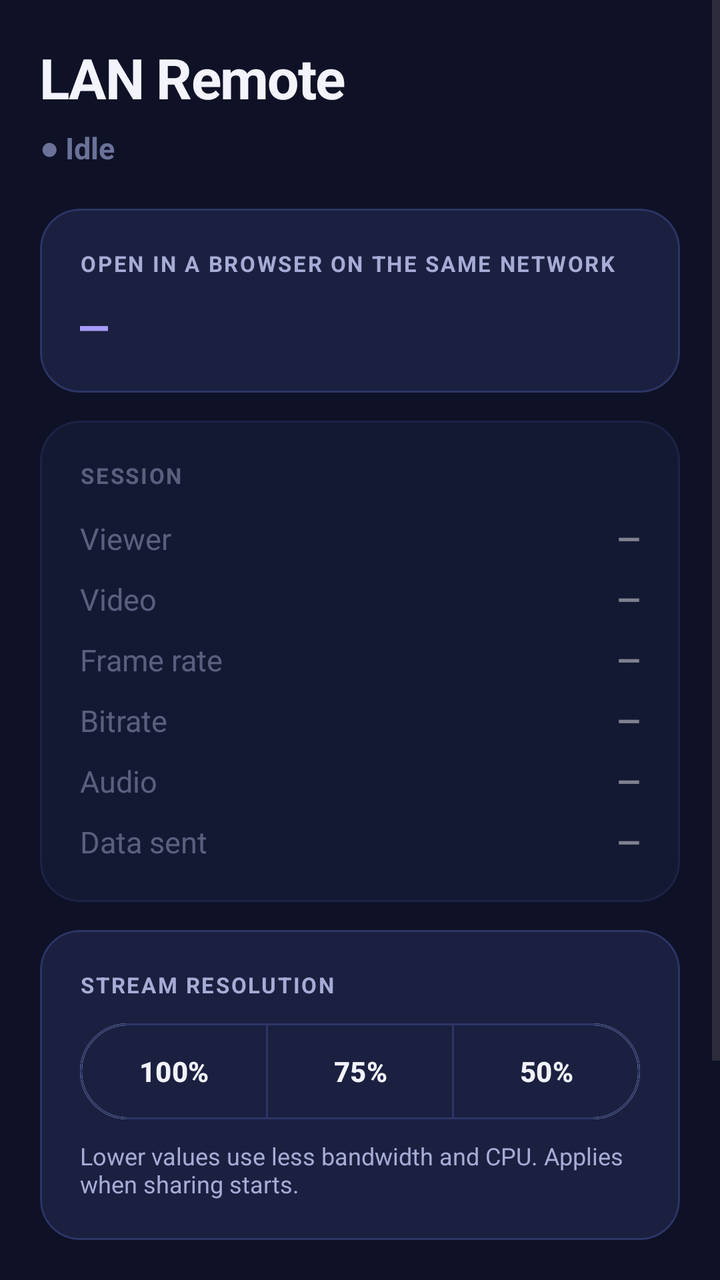
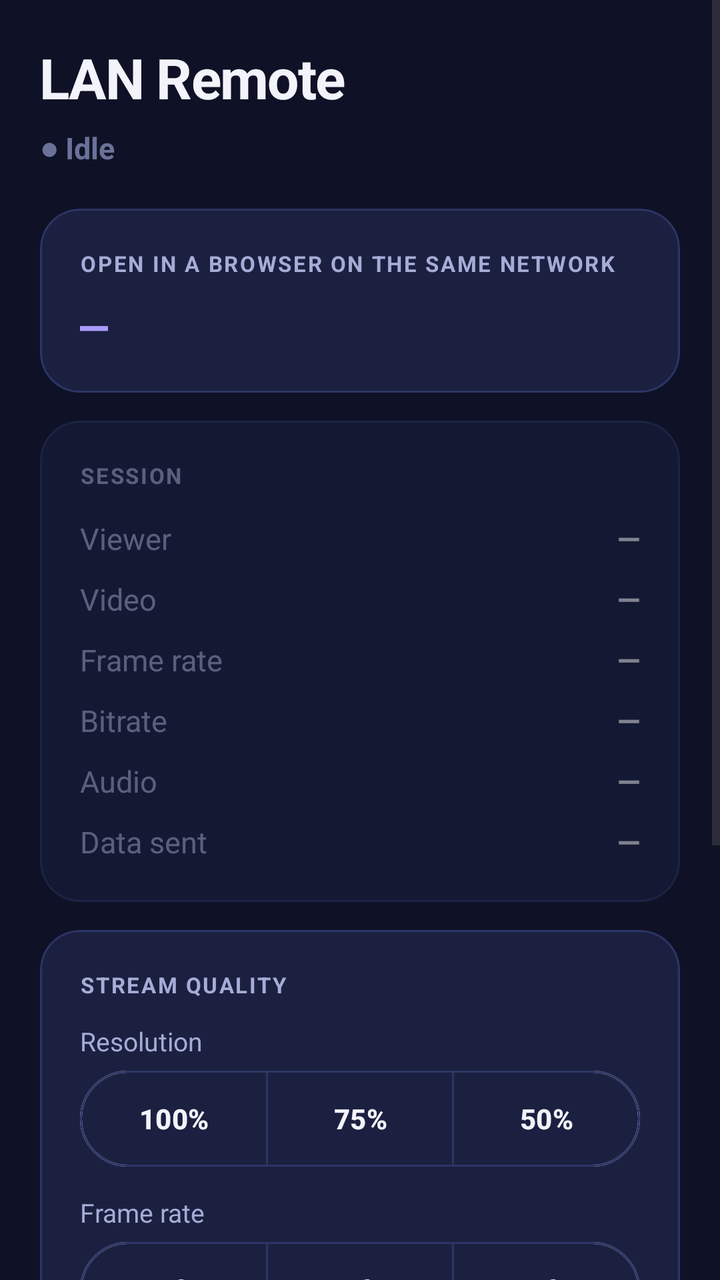

An Android layout rendered at two revisions. The XML below is the earlier revision; the diff shows what the commit changed to produce the second picture.
<!-- AndroidManifest.xml: application theme Theme.Material3.DayNight.NoActionBar -->
<!-- res/layout/activity_main.xml -->
<?xml version="1.0" encoding="utf-8"?>
<ScrollView xmlns:android="http://schemas.android.com/apk/res/android"
    xmlns:app="http://schemas.android.com/apk/res-auto"
    android:layout_width="match_parent"
    android:layout_height="match_parent"
    android:fillViewport="true"
    android:fitsSystemWindows="true"
    android:background="@color/bg">

    <LinearLayout
        android:layout_width="match_parent"
        android:layout_height="wrap_content"
        android:orientation="vertical"
        android:padding="20dp">

        
        <TextView
            android:layout_width="wrap_content"
            android:layout_height="wrap_content"
            android:text="LAN Remote"
            android:textColor="@color/text_primary"
            android:textSize="28sp"
            android:textStyle="bold"
            android:letterSpacing="-0.02" />

        <TextView
            android:id="@+id/status"
            android:layout_width="wrap_content"
            android:layout_height="wrap_content"
            android:layout_marginTop="6dp"
            android:text="● Idle"
            android:textColor="@color/idle"
            android:textSize="15sp"
            android:textStyle="bold" />

        
        <com.google.android.material.card.MaterialCardView
            android:id="@+id/controlWarn"
            android:layout_width="match_parent"
            android:layout_height="wrap_content"
            android:layout_marginTop="16dp"
            android:visibility="gone"
            app:cardBackgroundColor="#2A2410"
            app:cardCornerRadius="16dp"
            app:cardElevation="0dp"
            app:strokeColor="@color/warn"
            app:strokeWidth="1dp">

            <LinearLayout
                android:layout_width="match_parent"
                android:layout_height="wrap_content"
                android:orientation="vertical"
                android:padding="18dp">

                <TextView
                    android:layout_width="match_parent"
                    android:layout_height="wrap_content"
                    android:text="⚠ Remote control is off"
                    android:textColor="@color/warn"
                    android:textSize="16sp"
                    android:textStyle="bold" />

                <TextView
                    android:layout_width="match_parent"
                    android:layout_height="wrap_content"
                    android:layout_marginTop="6dp"
                    android:text="You'll see the screen but taps and typing won't work. Turn on the LAN Remote accessibility service to enable control."
                    android:textColor="@color/text_secondary"
                    android:textSize="13sp" />

                <com.google.android.material.button.MaterialButton
                    android:id="@+id/enableControlBtn"
                    android:layout_width="wrap_content"
                    android:layout_height="wrap_content"
                    android:layout_marginTop="12dp"
                    android:text="Enable control"
                    android:textColor="#1A1400"
                    android:textStyle="bold"
                    app:cornerRadius="12dp"
                    app:backgroundTint="@color/warn" />
            </LinearLayout>
        </com.google.android.material.card.MaterialCardView>

        
        <com.google.android.material.card.MaterialCardView
            android:id="@+id/connectionCard"
            android:layout_width="match_parent"
            android:layout_height="wrap_content"
            android:layout_marginTop="20dp"
            app:cardBackgroundColor="@color/card"
            app:cardCornerRadius="20dp"
            app:cardElevation="0dp"
            app:strokeColor="@color/card_stroke"
            app:strokeWidth="1dp">

            <LinearLayout
                android:layout_width="match_parent"
                android:layout_height="wrap_content"
                android:orientation="vertical"
                android:gravity="center_horizontal"
                android:padding="20dp">

                <TextView
                    android:layout_width="match_parent"
                    android:layout_height="wrap_content"
                    android:text="OPEN IN A BROWSER ON THE SAME NETWORK"
                    android:textColor="@color/text_secondary"
                    android:textSize="11sp"
                    android:textStyle="bold"
                    android:letterSpacing="0.08" />

                <TextView
                    android:id="@+id/url"
                    android:layout_width="match_parent"
                    android:layout_height="wrap_content"
                    android:layout_marginTop="8dp"
                    android:text="—"
                    android:textColor="@color/accent_soft"
                    android:textSize="22sp"
                    android:textStyle="bold"
                    android:fontFamily="monospace"
                    android:autoLink="none" />

                <TextView
                    android:id="@+id/warn"
                    android:layout_width="match_parent"
                    android:layout_height="wrap_content"
                    android:layout_marginTop="8dp"
                    android:textColor="@color/warn"
                    android:textSize="13sp"
                    android:visibility="gone" />

                <ImageView
                    android:id="@+id/qr"
                    android:layout_width="200dp"
                    android:layout_height="200dp"
                    android:layout_marginTop="18dp"
                    android:background="#FFFFFF"
                    android:padding="8dp"
                    android:visibility="gone"
                    android:contentDescription="Connection QR code" />

                <TextView
                    android:id="@+id/qrHint"
                    android:layout_width="wrap_content"
                    android:layout_height="wrap_content"
                    android:layout_marginTop="10dp"
                    android:text="Scan to connect"
                    android:textColor="@color/text_secondary"
                    android:textSize="12sp"
                    android:visibility="gone" />

                <com.google.android.material.button.MaterialButton
                    android:id="@+id/shareBtn"
                    android:layout_width="wrap_content"
                    android:layout_height="wrap_content"
                    android:layout_marginTop="16dp"
                    android:text="Share link"
                    android:textColor="@color/text_primary"
                    android:textStyle="bold"
                    android:visibility="gone"
                    app:cornerRadius="12dp"
                    app:backgroundTint="@color/card_stroke"
                    app:icon="@android:drawable/ic_menu_share"
                    app:iconTint="@color/accent_soft" />
            </LinearLayout>
        </com.google.android.material.card.MaterialCardView>

        
        <com.google.android.material.card.MaterialCardView
            android:id="@+id/statsCard"
            android:layout_width="match_parent"
            android:layout_height="wrap_content"
            android:layout_marginTop="14dp"
            android:alpha="0.5"
            app:cardBackgroundColor="@color/card"
            app:cardCornerRadius="20dp"
            app:cardElevation="0dp"
            app:strokeColor="@color/card_stroke"
            app:strokeWidth="1dp">

            <LinearLayout
                android:layout_width="match_parent"
                android:layout_height="wrap_content"
                android:orientation="vertical"
                android:padding="20dp">

                <TextView
                    android:layout_width="match_parent"
                    android:layout_height="wrap_content"
                    android:text="SESSION"
                    android:textColor="@color/text_secondary"
                    android:textSize="11sp"
                    android:textStyle="bold"
                    android:letterSpacing="0.08" />

                
                <LinearLayout android:layout_width="match_parent" android:layout_height="wrap_content"
                    android:orientation="horizontal" android:layout_marginTop="14dp">
                    <TextView android:layout_width="0dp" android:layout_height="wrap_content" android:layout_weight="1"
                        android:text="Viewer" android:textColor="@color/text_secondary" android:textSize="15sp" />
                    <TextView android:id="@+id/statViewer" android:layout_width="wrap_content" android:layout_height="wrap_content"
                        android:text="—" android:textColor="@color/text_primary" android:textSize="15sp" android:textStyle="bold" />
                </LinearLayout>

                <LinearLayout android:layout_width="match_parent" android:layout_height="wrap_content"
                    android:orientation="horizontal" android:layout_marginTop="10dp">
                    <TextView android:layout_width="0dp" android:layout_height="wrap_content" android:layout_weight="1"
                        android:text="Video" android:textColor="@color/text_secondary" android:textSize="15sp" />
                    <TextView android:id="@+id/statVideo" android:layout_width="wrap_content" android:layout_height="wrap_content"
                        android:text="—" android:textColor="@color/text_primary" android:textSize="15sp" android:textStyle="bold" />
                </LinearLayout>

                <LinearLayout android:layout_width="match_parent" android:layout_height="wrap_content"
                    android:orientation="horizontal" android:layout_marginTop="10dp">
                    <TextView android:layout_width="0dp" android:layout_height="wrap_content" android:layout_weight="1"
                        android:text="Frame rate" android:textColor="@color/text_secondary" android:textSize="15sp" />
                    <TextView android:id="@+id/statFps" android:layout_width="wrap_content" android:layout_height="wrap_content"
                        android:text="—" android:textColor="@color/text_primary" android:textSize="15sp" android:textStyle="bold" />
                </LinearLayout>

                <LinearLayout android:layout_width="match_parent" android:layout_height="wrap_content"
                    android:orientation="horizontal" android:layout_marginTop="10dp">
                    <TextView android:layout_width="0dp" android:layout_height="wrap_content" android:layout_weight="1"
                        android:text="Bitrate" android:textColor="@color/text_secondary" android:textSize="15sp" />
                    <TextView android:id="@+id/statBitrate" android:layout_width="wrap_content" android:layout_height="wrap_content"
                        android:text="—" android:textColor="@color/text_primary" android:textSize="15sp" android:textStyle="bold" />
                </LinearLayout>

                <LinearLayout android:layout_width="match_parent" android:layout_height="wrap_content"
                    android:orientation="horizontal" android:layout_marginTop="10dp">
                    <TextView android:layout_width="0dp" android:layout_height="wrap_content" android:layout_weight="1"
                        android:text="Audio" android:textColor="@color/text_secondary" android:textSize="15sp" />
                    <TextView android:id="@+id/statAudio" android:layout_width="wrap_content" android:layout_height="wrap_content"
                        android:text="—" android:textColor="@color/text_primary" android:textSize="15sp" android:textStyle="bold" />
                </LinearLayout>

                <LinearLayout android:layout_width="match_parent" android:layout_height="wrap_content"
                    android:orientation="horizontal" android:layout_marginTop="10dp">
                    <TextView android:layout_width="0dp" android:layout_height="wrap_content" android:layout_weight="1"
                        android:text="Data sent" android:textColor="@color/text_secondary" android:textSize="15sp" />
                    <TextView android:id="@+id/statData" android:layout_width="wrap_content" android:layout_height="wrap_content"
                        android:text="—" android:textColor="@color/text_primary" android:textSize="15sp" android:textStyle="bold" />
                </LinearLayout>
            </LinearLayout>
        </com.google.android.material.card.MaterialCardView>

        
        <com.google.android.material.card.MaterialCardView
            android:id="@+id/qualityCard"
            android:layout_width="match_parent"
            android:layout_height="wrap_content"
            android:layout_marginTop="14dp"
            app:cardBackgroundColor="@color/card"
            app:cardCornerRadius="20dp"
            app:cardElevation="0dp"
            app:strokeColor="@color/card_stroke"
            app:strokeWidth="1dp">

            <LinearLayout
                android:layout_width="match_parent"
                android:layout_height="wrap_content"
                android:orientation="vertical"
                android:padding="20dp">

                <TextView
                    android:layout_width="match_parent"
                    android:layout_height="wrap_content"
                    android:text="STREAM RESOLUTION"
                    android:textColor="@color/text_secondary"
                    android:textSize="11sp"
                    android:textStyle="bold"
                    android:letterSpacing="0.08" />

                <com.google.android.material.button.MaterialButtonToggleGroup
                    android:id="@+id/scaleGroup"
                    android:layout_width="match_parent"
                    android:layout_height="wrap_content"
                    android:layout_marginTop="12dp"
                    app:singleSelection="true"
                    app:selectionRequired="true">

                    <com.google.android.material.button.MaterialButton
                        android:id="@+id/scale100"
                        style="?attr/materialButtonOutlinedStyle"
                        android:layout_width="0dp"
                        android:layout_height="wrap_content"
                        android:layout_weight="1"
                        android:text="100%"
                        android:paddingStart="0dp"
                        android:paddingEnd="0dp"
                        android:paddingLeft="0dp"
                        android:paddingRight="0dp"
                        android:insetTop="0dp"
                        android:insetBottom="0dp"
                        android:minWidth="0dp"
                        android:maxLines="1"
                        android:ellipsize="none"
                        android:textSize="14sp"
                        android:textColor="@color/scale_button_text"
                        android:textStyle="bold"
                        app:iconPadding="0dp"
                        app:backgroundTint="@color/scale_button_bg"
                        app:strokeColor="@color/card_stroke" />

                    <com.google.android.material.button.MaterialButton
                        android:id="@+id/scale75"
                        style="?attr/materialButtonOutlinedStyle"
                        android:layout_width="0dp"
                        android:layout_height="wrap_content"
                        android:layout_weight="1"
                        android:text="75%"
                        android:paddingStart="0dp"
                        android:paddingEnd="0dp"
                        android:paddingLeft="0dp"
                        android:paddingRight="0dp"
                        android:insetTop="0dp"
                        android:insetBottom="0dp"
                        android:minWidth="0dp"
                        android:maxLines="1"
                        android:ellipsize="none"
                        android:textSize="14sp"
                        android:textColor="@color/scale_button_text"
                        android:textStyle="bold"
                        app:iconPadding="0dp"
                        app:backgroundTint="@color/scale_button_bg"
                        app:strokeColor="@color/card_stroke" />

                    <com.google.android.material.button.MaterialButton
                        android:id="@+id/scale50"
                        style="?attr/materialButtonOutlinedStyle"
                        android:layout_width="0dp"
                        android:layout_height="wrap_content"
                        android:layout_weight="1"
                        android:text="50%"
                        android:paddingStart="0dp"
                        android:paddingEnd="0dp"
                        android:paddingLeft="0dp"
                        android:paddingRight="0dp"
                        android:insetTop="0dp"
                        android:insetBottom="0dp"
                        android:minWidth="0dp"
                        android:maxLines="1"
                        android:ellipsize="none"
                        android:textSize="14sp"
                        android:textColor="@color/scale_button_text"
                        android:textStyle="bold"
                        app:iconPadding="0dp"
                        app:backgroundTint="@color/scale_button_bg"
                        app:strokeColor="@color/card_stroke" />
                </com.google.android.material.button.MaterialButtonToggleGroup>

                <TextView
                    android:id="@+id/scaleHint"
                    android:layout_width="match_parent"
                    android:layout_height="wrap_content"
                    android:layout_marginTop="10dp"
                    android:text="Lower values use less bandwidth and CPU. Applies when sharing starts."
                    android:textColor="@color/text_secondary"
                    android:textSize="12sp" />
            </LinearLayout>
        </com.google.android.material.card.MaterialCardView>

        
        <com.google.android.material.button.MaterialButton
            android:id="@+id/toggle"
            android:layout_width="match_parent"
            android:layout_height="58dp"
            android:layout_marginTop="22dp"
            android:text="Start sharing"
            android:textSize="17sp"
            android:textStyle="bold"
            android:textColor="#FFFFFF"
            app:cornerRadius="16dp"
            app:backgroundTint="@color/accent" />

        <TextView
            android:layout_width="match_parent"
            android:layout_height="wrap_content"
            android:layout_marginTop="14dp"
            android:layout_marginBottom="8dp"
            android:text="No password — anyone on this network can connect while sharing. Use trusted networks only."
            android:textColor="@color/text_secondary"
            android:textSize="12sp"
            android:gravity="center" />
    </LinearLayout>
</ScrollView>
<!-- resources referenced by this layout -->
<resources>
  <color name="accent">#7C6CF0</color>
  <color name="accent_soft">#A99BFF</color>
  <color name="bg">#0F1226</color>
  <color name="card">#1B2040</color>
  <color name="card_stroke">#2C3566</color>
  <color name="idle">#6B7299</color>
  <color name="text_primary">#F2F3FB</color>
  <color name="text_secondary">#A6ACD6</color>
  <color name="warn">#FBBF24</color>
</resources>

<!-- the commit's change to res/layout/activity_main.xml (unified diff, before → after) -->
@@ -266,27 +266,35 @@
                 <TextView
                     android:layout_width="match_parent"
                     android:layout_height="wrap_content"
-                    android:text="STREAM RESOLUTION"
+                    android:text="STREAM QUALITY"
                     android:textColor="@color/text_secondary"
                     android:textSize="11sp"
                     android:textStyle="bold"
                     android:letterSpacing="0.08" />
 
+                <TextView
+                    android:layout_width="match_parent"
+                    android:layout_height="wrap_content"
+                    android:layout_marginTop="12dp"
+                    android:text="Resolution"
+                    android:textColor="@color/text_secondary"
+                    android:textSize="13sp" />
+
                 <com.google.android.material.button.MaterialButtonToggleGroup
                     android:id="@+id/scaleGroup"
                     android:layout_width="match_parent"
                     android:layout_height="wrap_content"
-                    android:layout_marginTop="12dp"
+                    android:layout_marginTop="6dp"
                     app:singleSelection="true"
                     app:selectionRequired="true">
 
                     <com.google.android.material.button.MaterialButton
                         android:id="@+id/scale100"
-                        style="?attr/materialButtonOutlinedStyle"
-                        android:layout_width="0dp"
-                        android:layout_height="wrap_content"
-                        android:layout_weight="1"
                         android:text="100%"
+                        style="?attr/materialButtonOutlinedStyle"
+                        android:layout_width="0dp"
+                        android:layout_height="wrap_content"
+                        android:layout_weight="1"
                         android:paddingStart="0dp"
                         android:paddingEnd="0dp"
                         android:paddingLeft="0dp"
@@ -305,11 +313,11 @@
 
                     <com.google.android.material.button.MaterialButton
                         android:id="@+id/scale75"
-                        style="?attr/materialButtonOutlinedStyle"
-                        android:layout_width="0dp"
-                        android:layout_height="wrap_content"
-                        android:layout_weight="1"
                         android:text="75%"
+                        style="?attr/materialButtonOutlinedStyle"
+                        android:layout_width="0dp"
+                        android:layout_height="wrap_content"
+                        android:layout_weight="1"
                         android:paddingStart="0dp"
                         android:paddingEnd="0dp"
                         android:paddingLeft="0dp"
@@ -328,11 +336,11 @@
 
                     <com.google.android.material.button.MaterialButton
                         android:id="@+id/scale50"
-                        style="?attr/materialButtonOutlinedStyle"
-                        android:layout_width="0dp"
-                        android:layout_height="wrap_content"
-                        android:layout_weight="1"
                         android:text="50%"
+                        style="?attr/materialButtonOutlinedStyle"
+                        android:layout_width="0dp"
+                        android:layout_height="wrap_content"
+                        android:layout_weight="1"
                         android:paddingStart="0dp"
                         android:paddingEnd="0dp"
                         android:paddingLeft="0dp"
@@ -351,11 +359,183 @@
                 </com.google.android.material.button.MaterialButtonToggleGroup>
 
                 <TextView
+                    android:layout_width="match_parent"
+                    android:layout_height="wrap_content"
+                    android:layout_marginTop="14dp"
+                    android:text="Frame rate"
+                    android:textColor="@color/text_secondary"
+                    android:textSize="13sp" />
+
+                <com.google.android.material.button.MaterialButtonToggleGroup
+                    android:id="@+id/fpsGroup"
+                    android:layout_width="match_parent"
+                    android:layout_height="wrap_content"
+                    android:layout_marginTop="6dp"
+                    app:singleSelection="true"
+                    app:selectionRequired="true">
+
+                    <com.google.android.material.button.MaterialButton
+                        android:id="@+id/fps15"
+                        android:text="15 fps"
+                        style="?attr/materialButtonOutlinedStyle"
+                        android:layout_width="0dp"
+                        android:layout_height="wrap_content"
+                        android:layout_weight="1"
+                        android:paddingStart="0dp"
+                        android:paddingEnd="0dp"
+                        android:paddingLeft="0dp"
+                        android:paddingRight="0dp"
+                        android:insetTop="0dp"
+                        android:insetBottom="0dp"
+                        android:minWidth="0dp"
+                        android:maxLines="1"
+                        android:ellipsize="none"
+                        android:textSize="14sp"
+                        android:textColor="@color/scale_button_text"
+                        android:textStyle="bold"
+                        app:iconPadding="0dp"
+                        app:backgroundTint="@color/scale_button_bg"
+                        app:strokeColor="@color/card_stroke" />
+
+                    <com.google.android.material.button.MaterialButton
+                        android:id="@+id/fps30"
+                        android:text="30 fps"
+                        style="?attr/materialButtonOutlinedStyle"
+                        android:layout_width="0dp"
+                        android:layout_height="wrap_content"
+                        android:layout_weight="1"
+                        android:paddingStart="0dp"
+                        android:paddingEnd="0dp"
+                        android:paddingLeft="0dp"
+                        android:paddingRight="0dp"
+                        android:insetTop="0dp"
+                        android:insetBottom="0dp"
+                        android:minWidth="0dp"
+                        android:maxLines="1"
+                        android:ellipsize="none"
+                        android:textSize="14sp"
+                        android:textColor="@color/scale_button_text"
+                        android:textStyle="bold"
+                        app:iconPadding="0dp"
+                        app:backgroundTint="@color/scale_button_bg"
+                        app:strokeColor="@color/card_stroke" />
+
+                    <com.google.android.material.button.MaterialButton
+                        android:id="@+id/fps60"
+                        android:text="60 fps"
+                        style="?attr/materialButtonOutlinedStyle"
+                        android:layout_width="0dp"
+                        android:layout_height="wrap_content"
+                        android:layout_weight="1"
+                        android:paddingStart="0dp"
+                        android:paddingEnd="0dp"
+                        android:paddingLeft="0dp"
+                        android:paddingRight="0dp"
+                        android:insetTop="0dp"
+                        android:insetBottom="0dp"
+                        android:minWidth="0dp"
+                        android:maxLines="1"
+                        android:ellipsize="none"
+                        android:textSize="14sp"
+                        android:textColor="@color/scale_button_text"
+                        android:textStyle="bold"
+                        app:iconPadding="0dp"
+                        app:backgroundTint="@color/scale_button_bg"
+                        app:strokeColor="@color/card_stroke" />
+                </com.google.android.material.button.MaterialButtonToggleGroup>
+
+                <TextView
+                    android:layout_width="match_parent"
+                    android:layout_height="wrap_content"
+                    android:layout_marginTop="14dp"
+                    android:text="JPEG quality (MJPEG mode only)"
+                    android:textColor="@color/text_secondary"
+                    android:textSize="13sp" />
+
+                <com.google.android.material.button.MaterialButtonToggleGroup
+                    android:id="@+id/jpegGroup"
+                    android:layout_width="match_parent"
+                    android:layout_height="wrap_content"
+                    android:layout_marginTop="6dp"
+                    app:singleSelection="true"
+                    app:selectionRequired="true">
+
+                    <com.google.android.material.button.MaterialButton
+                        android:id="@+id/jpegLow"
+                        android:text="Low"
+                        style="?attr/materialButtonOutlinedStyle"
+                        android:layout_width="0dp"
+                        android:layout_height="wrap_content"
+                        android:layout_weight="1"
+                        android:paddingStart="0dp"
+                        android:paddingEnd="0dp"
+                        android:paddingLeft="0dp"
+                        android:paddingRight="0dp"
+                        android:insetTop="0dp"
+                        android:insetBottom="0dp"
+                        android:minWidth="0dp"
+                        android:maxLines="1"
+                        android:ellipsize="none"
+                        android:textSize="14sp"
+                        android:textColor="@color/scale_button_text"
+                        android:textStyle="bold"
+                        app:iconPadding="0dp"
+                        app:backgroundTint="@color/scale_button_bg"
+                        app:strokeColor="@color/card_stroke" />
+
+                    <com.google.android.material.button.MaterialButton
+                        android:id="@+id/jpegMed"
+                        android:text="Med"
+                        style="?attr/materialButtonOutlinedStyle"
+                        android:layout_width="0dp"
+                        android:layout_height="wrap_content"
+                        android:layout_weight="1"
+                        android:paddingStart="0dp"
+                        android:paddingEnd="0dp"
+                        android:paddingLeft="0dp"
+                        android:paddingRight="0dp"
+                        android:insetTop="0dp"
+                        android:insetBottom="0dp"
+                        android:minWidth="0dp"
+                        android:maxLines="1"
+                        android:ellipsize="none"
+                        android:textSize="14sp"
+                        android:textColor="@color/scale_button_text"
+                        android:textStyle="bold"
+                        app:iconPadding="0dp"
+                        app:backgroundTint="@color/scale_button_bg"
+                        app:strokeColor="@color/card_stroke" />
+
+                    <com.google.android.material.button.MaterialButton
+                        android:id="@+id/jpegHigh"
+                        android:text="High"
+                        style="?attr/materialButtonOutlinedStyle"
+                        android:layout_width="0dp"
+                        android:layout_height="wrap_content"
+                        android:layout_weight="1"
+                        android:paddingStart="0dp"
+                        android:paddingEnd="0dp"
+                        android:paddingLeft="0dp"
+                        android:paddingRight="0dp"
+                        android:insetTop="0dp"
+                        android:insetBottom="0dp"
+                        android:minWidth="0dp"
+                        android:maxLines="1"
+                        android:ellipsize="none"
+                        android:textSize="14sp"
+                        android:textColor="@color/scale_button_text"
+                        android:textStyle="bold"
+                        app:iconPadding="0dp"
+                        app:backgroundTint="@color/scale_button_bg"
+                        app:strokeColor="@color/card_stroke" />
+                </com.google.android.material.button.MaterialButtonToggleGroup>
+
+                <TextView
                     android:id="@+id/scaleHint"
                     android:layout_width="match_parent"
                     android:layout_height="wrap_content"
-                    android:layout_marginTop="10dp"
-                    android:text="Lower values use less bandwidth and CPU. Applies when sharing starts."
+                    android:layout_marginTop="12dp"
+                    android:text="Changes apply live, even while sharing. Lower values use less bandwidth and CPU."
                     android:textColor="@color/text_secondary"
                     android:textSize="12sp" />
             </LinearLayout>
